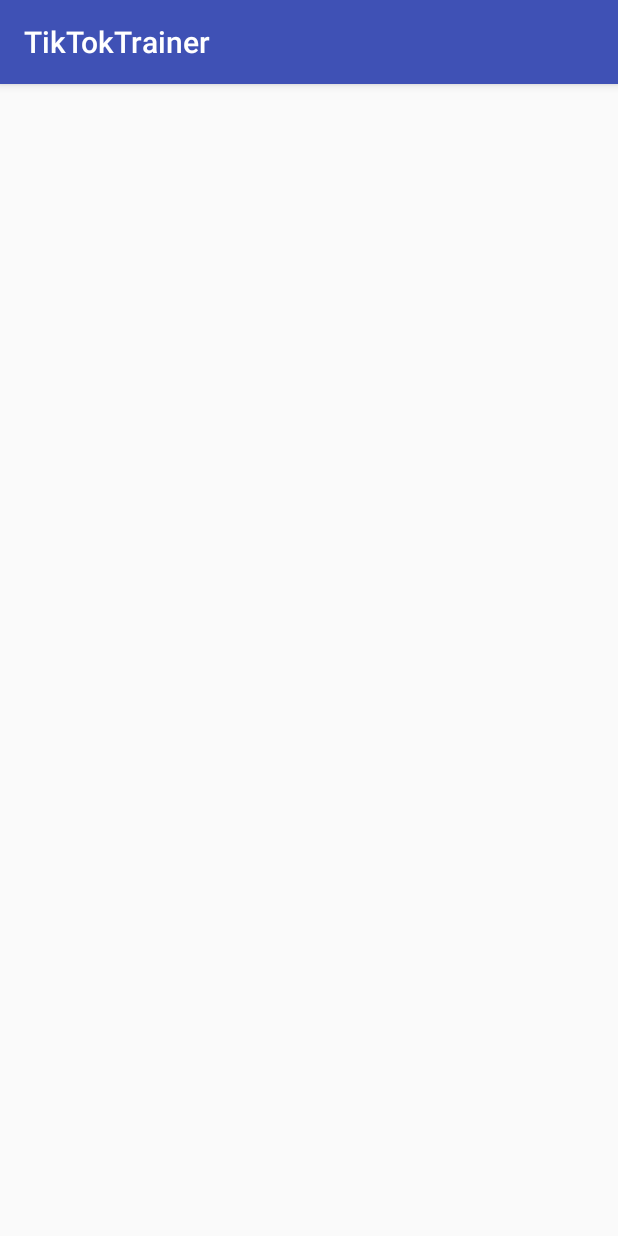
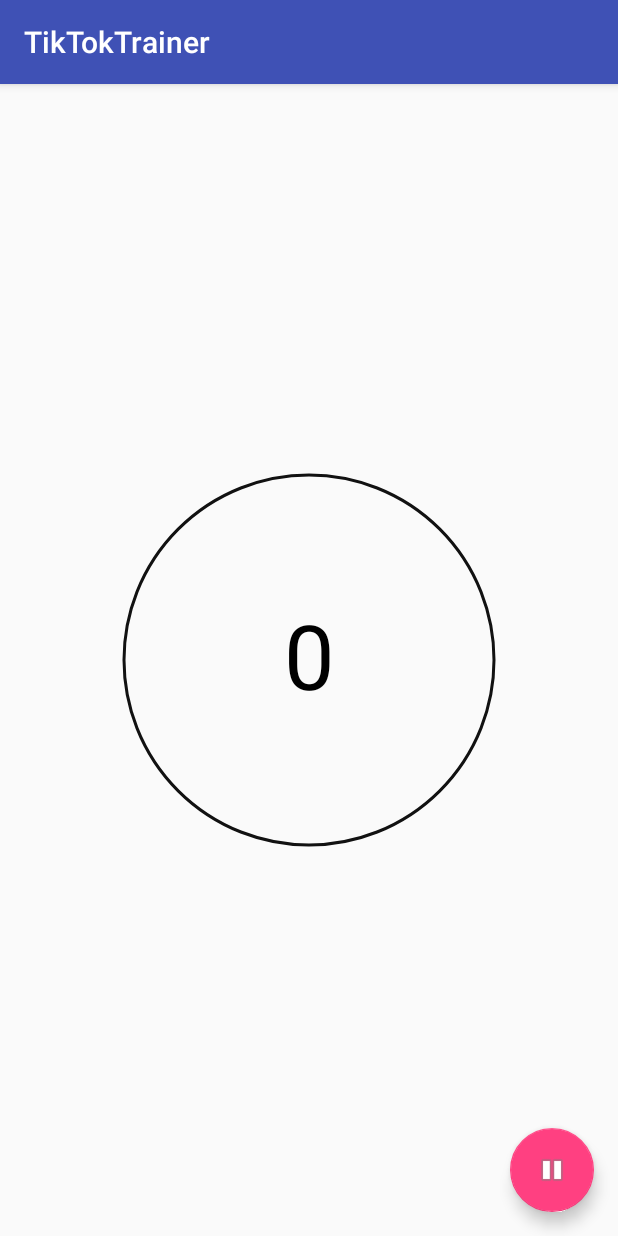
Before and after one commit to xiaoyuz/TikTokTrainer, an Android app: the fragment TrainingFragment placed in its activity, on a phone screen of 412 x 824 dp. Run offline under Robolectric (Android 15) with nearby library versions, the phone set to English and light mode, and no system bars; 4 statements that could not run were skipped.

Commit message:
Tik tok sound.

```diff
--- a/app/src/main/java/xiaoyuz/com/tiktoktrainer/activity/MainActivity.kt
+++ b/app/src/main/java/xiaoyuz/com/tiktoktrainer/activity/MainActivity.kt
@@ -4,6 +4,7 @@ import android.support.v7.app.AppCompatActivity
 import android.os.Bundle
 import android.view.KeyEvent
 import xiaoyuz.com.tiktoktrainer.R
+import xiaoyuz.com.tiktoktrainer.contract.presenter.MainPresenter
 import xiaoyuz.com.tiktoktrainer.contract.view.MainFragment
 import xiaoyuz.com.tiktoktrainer.utils.addFragment
 
@@ -12,8 +13,10 @@ class MainActivity : AppCompatActivity() {
     override fun onCreate(savedInstanceState: Bundle?) {
         super.onCreate(savedInstanceState)
         setContentView(R.layout.activity_main)
-
-        MainFragment().also { addFragment(it) }
+        MainFragment().also {
+            MainPresenter(it)
+            addFragment(it)
+        }
     }
 
     override fun onKeyDown(keyCode: Int, event: KeyEvent?): Boolean {
--- /dev/null
+++ b/app/src/main/java/xiaoyuz/com/tiktoktrainer/contract/TrainingContract.kt
@@ -0,0 +1,23 @@
+package xiaoyuz.com.tiktoktrainer.contract
+
+import xiaoyuz.com.tiktoktrainer.base.BasePresenter
+import xiaoyuz.com.tiktoktrainer.base.BaseView
+import xiaoyuz.com.tiktoktrainer.domain.ScheduleItem
+import xiaoyuz.com.tiktoktrainer.domain.TrainingSchedule
+
+interface TrainingContract {
+
+    interface View : BaseView<Presenter> {
+        fun ticTokProgress(scheduleItem: ScheduleItem, status: String)
+
+        fun updatePauseButton()
+    }
+
+    interface Presenter : BasePresenter {
+        fun startTicTok(schedules: List<TrainingSchedule>)
+
+        fun cancelTicTok()
+
+        fun progressControlSet(pause: Boolean)
+    }
+}
--- a/app/src/main/java/xiaoyuz/com/tiktoktrainer/contract/presenter/MainPresenter.kt
+++ b/app/src/main/java/xiaoyuz/com/tiktoktrainer/contract/presenter/MainPresenter.kt
@@ -4,6 +4,10 @@ import xiaoyuz.com.tiktoktrainer.constants.Mode
 import xiaoyuz.com.tiktoktrainer.contract.MainContract
 
 class MainPresenter(private val mView: MainContract.View) : MainContract.Presenter {
+
+    init {
+        mView.presenter = this
+    }
 
     override fun subscribe() {
     }
--- a/app/src/main/java/xiaoyuz/com/tiktoktrainer/contract/presenter/TimeModeSettingPresenter.kt
+++ b/app/src/main/java/xiaoyuz/com/tiktoktrainer/contract/presenter/TimeModeSettingPresenter.kt
@@ -8,6 +8,10 @@ import xiaoyuz.com.tiktoktrainer.contract.TimeModeSettingContract
 import xiaoyuz.com.tiktoktrainer.domain.TrainingSchedule
 
 class TimeModeSettingPresenter(private val mView: TimeModeSettingContract.View) : TimeModeSettingContract.Presenter {
+
+    init {
+        mView.presenter = this
+    }
 
     override fun subscribe() {
     }
--- /dev/null
+++ b/app/src/main/java/xiaoyuz/com/tiktoktrainer/domain/ScheduleItem.kt
@@ -0,0 +1,3 @@
+package xiaoyuz.com.tiktoktrainer.domain
+
+data class ScheduleItem(val time: Int, val turn: Int, val schedule: TrainingSchedule)
--- a/app/src/main/res/layout/fragment_training.xml
+++ b/app/src/main/res/layout/fragment_training.xml
@@ -1,13 +1,49 @@
 <?xml version="1.0" encoding="utf-8"?>
-<RelativeLayout xmlns:android="http://schemas.android.com/apk/res/android"
+<android.support.design.widget.CoordinatorLayout xmlns:android="http://schemas.android.com/apk/res/android"
     xmlns:app="http://schemas.android.com/apk/res-auto"
     xmlns:tools="http://schemas.android.com/tools"
     android:layout_width="match_parent"
-    android:layout_height="match_parent"
-    android:gravity="center">
+    android:layout_height="match_parent">
 
-    <TextView
-        android:id="@+id/timerTv"
+    <RelativeLayout
+        android:layout_width="match_parent"
+        android:layout_height="match_parent"
+        android:gravity="center">
+
+        <TextView
+            android:id="@+id/turnCountTv"
+            android:layout_width="wrap_content"
+            android:layout_height="wrap_content"
+            android:layout_alignLeft="@id/progress"
+            android:layout_alignRight="@id/progress"
+            android:gravity="center"
+            android:textSize="40sp"/>
+
+        <xiaoyuz.com.tiktoktrainer.widget.ColorArcProgressBar
+            android:id="@+id/progress"
+            android:layout_width="250dp"
+            android:layout_height="250dp"
+            android:layout_below="@id/turnCountTv"
+            app:is_need_content="true"
+            app:front_width="8dp"
+            app:total_engle="360" />
+
+        <TextView
+            android:id="@+id/statusTv"
+            android:layout_width="wrap_content"
+            android:layout_height="wrap_content"
+            android:layout_alignLeft="@id/progress"
+            android:layout_alignRight="@id/progress"
+            android:layout_below="@id/progress"
+            android:gravity="center"
+            android:textSize="40sp"/>
+    </RelativeLayout>
+
+    <android.support.design.widget.FloatingActionButton
+        android:id="@+id/pauseButton"
         android:layout_width="wrap_content"
-        android:layout_height="wrap_content" />
-</RelativeLayout>
+        android:layout_height="wrap_content"
+        android:layout_gravity="bottom|end"
+        android:layout_margin="@dimen/fab_margin"
+        android:src="@android:drawable/ic_media_pause" />
+</android.support.design.widget.CoordinatorLayout>
--- a/app/src/main/res/values/dimens.xml
+++ b/app/src/main/res/values/dimens.xml
@@ -9,4 +9,6 @@
     <dimen name="setting_frame_margin">10dp</dimen>
     <dimen name="setting_frame_number_picker_width">70dp</dimen>
     <dimen name="setting_frame_number_picker_height">90dp</dimen>
+
+    <dimen name="fab_margin">16dp</dimen>
 </resources>
```
Also changed, not shown: app/src/main/java/xiaoyuz/com/tiktoktrainer/contract/presenter/TrainingPresenter.kt (added, +38 -0 lines), app/src/main/java/xiaoyuz/com/tiktoktrainer/contract/view/MainFragment.kt (+6 -4 lines), app/src/main/java/xiaoyuz/com/tiktoktrainer/contract/view/TimeModeSettingFragment.kt (+8 -4 lines), app/src/main/java/xiaoyuz/com/tiktoktrainer/contract/view/TrainingFragment.kt (+39 -32 lines), app/src/main/java/xiaoyuz/com/tiktoktrainer/timer/TicAsyncTask.kt (added, +51 -0 lines), app/src/main/java/xiaoyuz/com/tiktoktrainer/timer/TikTokTimeManager.kt (deleted, +0 -50 lines).
